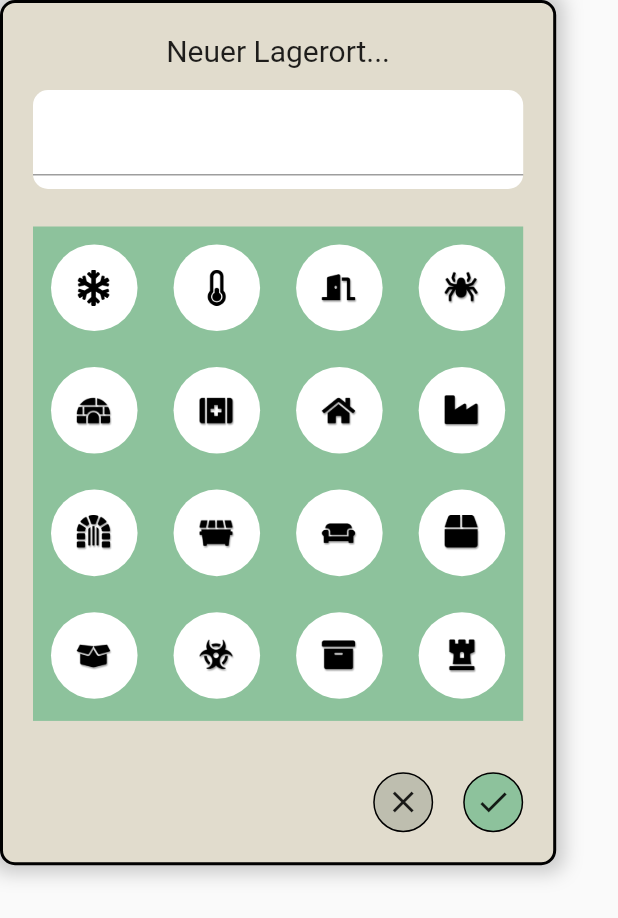
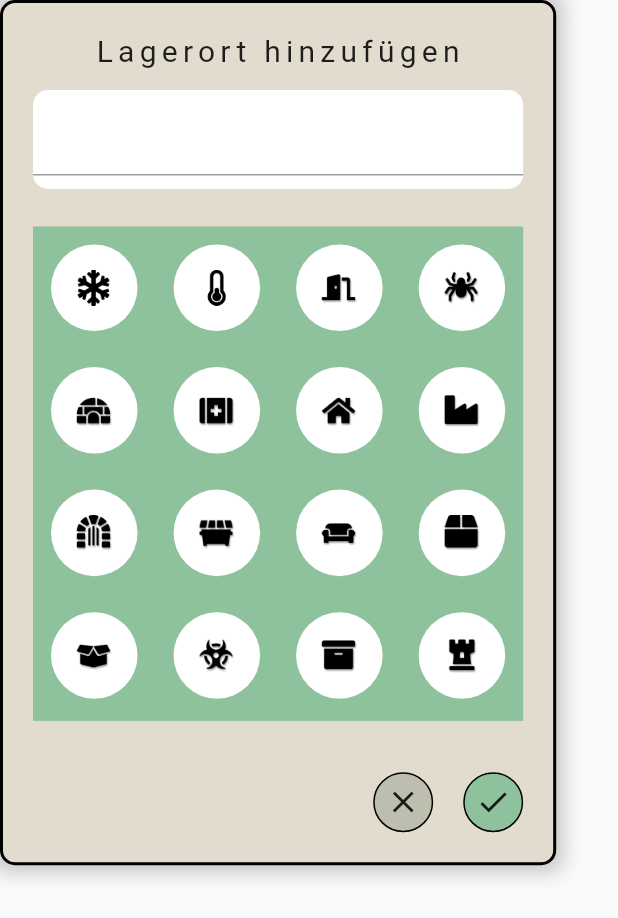
Before and after one commit to tenbuschs/tenki, a Flutter app: the PopupAddLocation widget shown alone on an empty page, opened directly, on a phone screen of 412 x 824 dp. Shown: the top 918 px of the screen. Run offline on Flutter 3.47's test engine with Material 2 defaults, Android fonts, the phone set to English and light mode, and no system bars; our stand-ins replace camera, cloud_firestore, firebase_auth, firebase_core; missing offline and left inert: flutter_barcode_scanner; accounts and stored records are empty.

Commit message:
leichte design changes

```diff
--- a/lib/storage_tab.dart
+++ b/lib/storage_tab.dart
@@ -946,8 +946,9 @@ class PopupAddLocationState extends State<PopupAddLocation> {
             children: <Widget>[
               const Center(
                   child: Text(
-                "Neuer Lagerort...",
+                "Lagerort hinzufügen",
                 style: TextStyle(
+                  letterSpacing: 3.5,
                   fontSize: 20,
                 ),
               )),
```
Also changed, not shown: lib/homepage.dart (+5 -5 lines).
